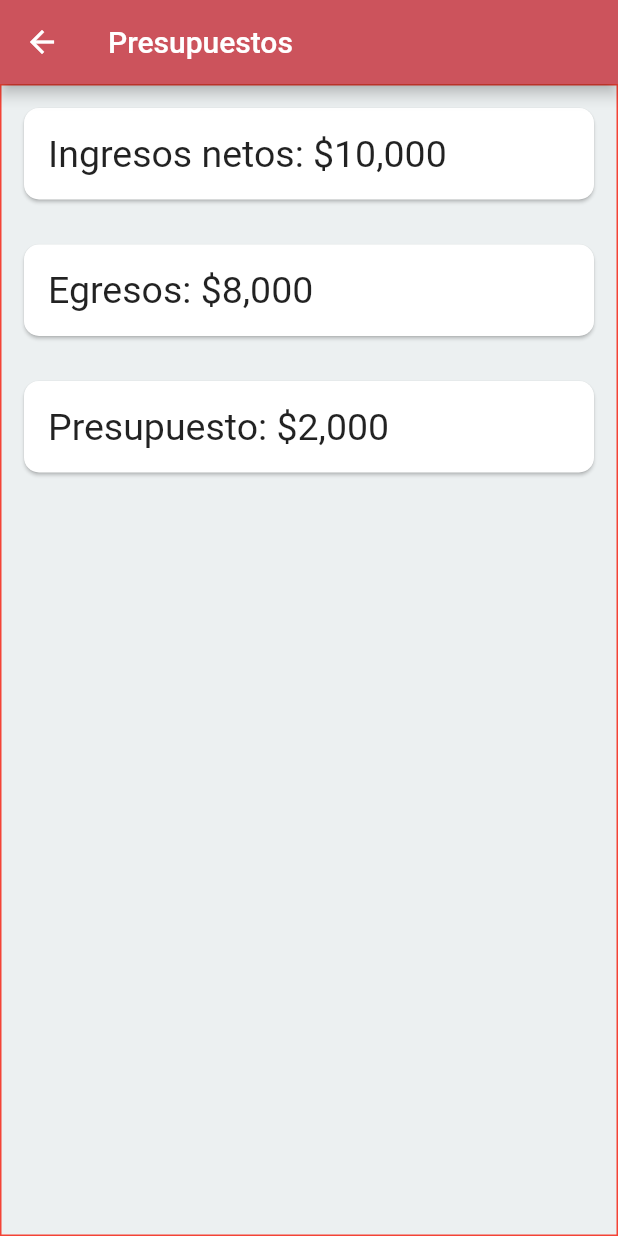
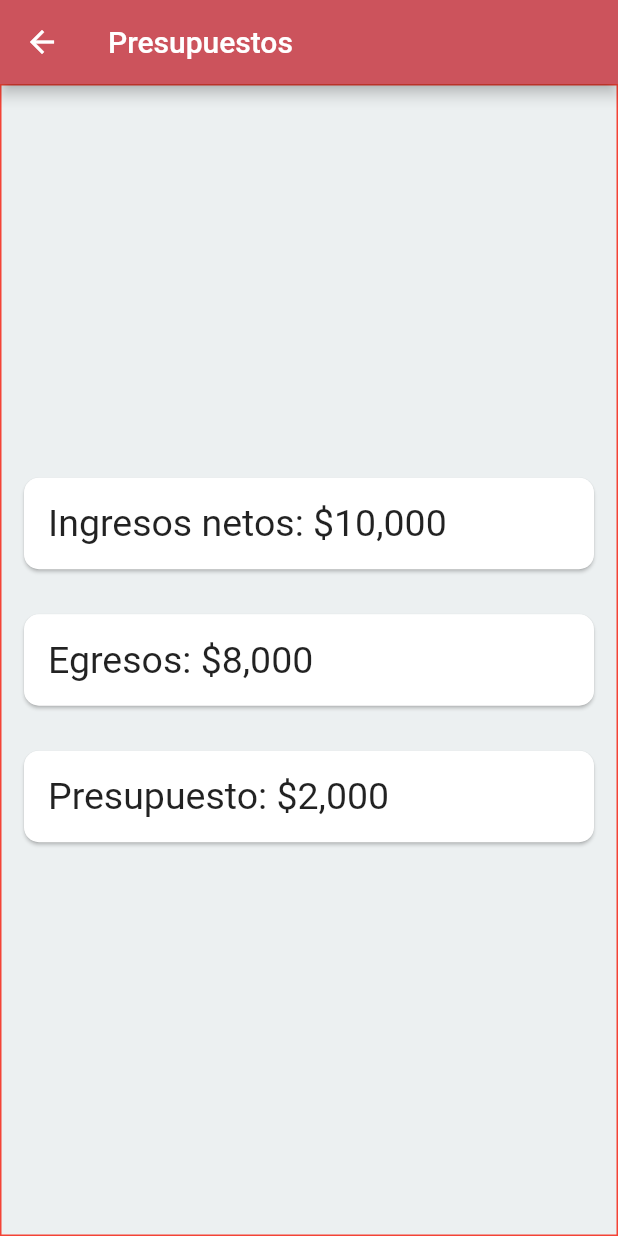
Before and after one commit to CARDONALUIS/AppFinanzasPersonales, a Flutter app: the PresupuestosPantalla screen opened directly, on a phone screen of 412 x 824 dp. Run offline on Flutter 3.47's test engine with Material 2 defaults, Android fonts, the phone set to English and light mode, and no system bars; Roboto replaces fonts that are missing (Georgia, Hind).

Commit message:
Actualizando la pantalla de presupuesto

```diff
--- a/appfinanzaspersonales/lib/Presupuesto.dart
+++ b/appfinanzaspersonales/lib/Presupuesto.dart
@@ -1,5 +1,3 @@
-import 'dart:html';
-
 import 'package:flutter/material.dart';
 
 class PresupuestosPantalla extends StatelessWidget {
@@ -13,7 +11,7 @@ class PresupuestosPantalla extends StatelessWidget {
         decoration: BoxDecoration(border: Border.all(color: Colors.red)),
         child: Center(
           child: Column(
-            crossAxisAlignment: CrossAxisAlignment.center,
+            mainAxisAlignment: MainAxisAlignment.center,
             children: <Widget>[
               SizedBox(
                 width: double.infinity,
```
